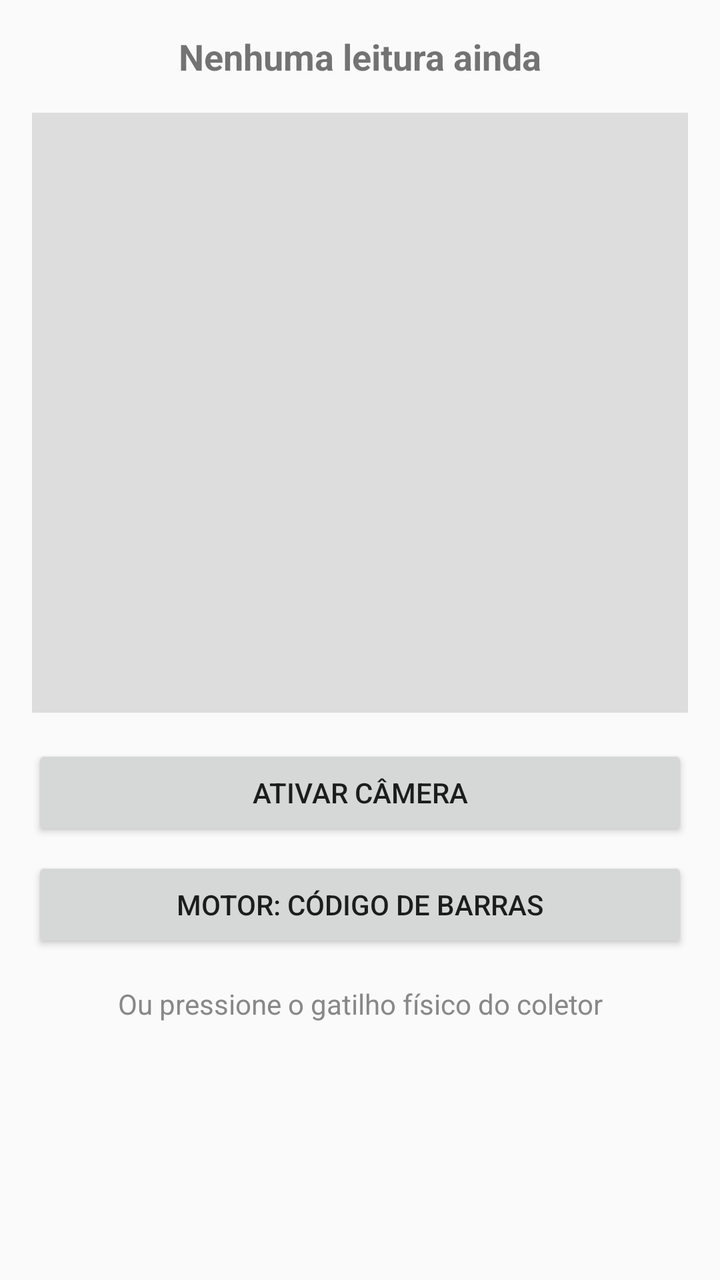
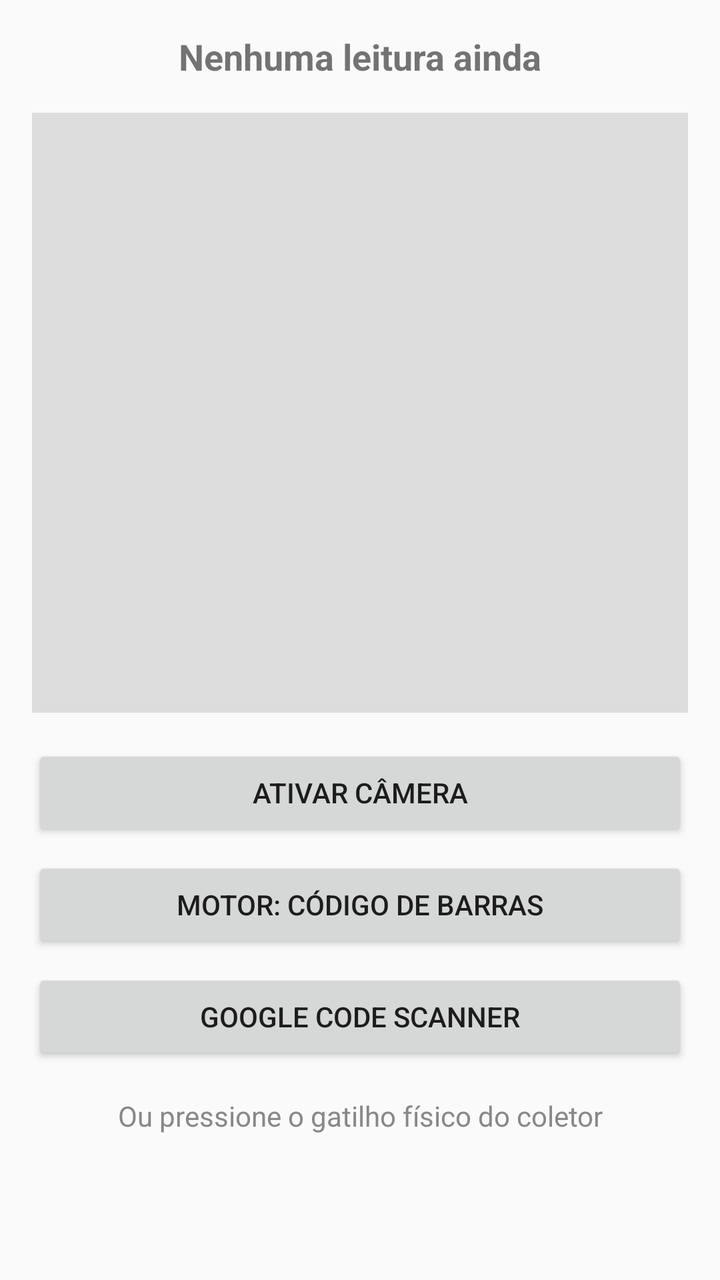

Two renders of the same Android screen: before a commit and after it. Below are the layout's source before the change and the commit's diff.
<!-- AndroidManifest.xml: application theme android:Theme.Material.Light -->
<!-- res/layout/activity_main.xml -->
<?xml version="1.0" encoding="utf-8"?>
<LinearLayout xmlns:android="http://schemas.android.com/apk/res/android"
    android:layout_width="match_parent"
    android:layout_height="match_parent"
    android:orientation="vertical"
    android:padding="16dp">

    <TextView
        android:id="@+id/lastScanText"
        android:layout_width="match_parent"
        android:layout_height="wrap_content"
        android:textSize="18sp"
        android:textStyle="bold"
        android:gravity="center"
        android:text="Nenhuma leitura ainda" />

    
    <FrameLayout
        android:id="@+id/cameraContainer"
        android:layout_width="match_parent"
        android:layout_height="300dp"
        android:layout_marginTop="16dp"
        android:background="#DDDDDD" />

    <Button
        android:id="@+id/activateCameraButton"
        android:layout_width="match_parent"
        android:layout_height="wrap_content"
        android:layout_marginTop="16dp"
        android:text="Ativar Câmera" />

    <Button
        android:id="@+id/switchEngineButton"
        android:layout_width="match_parent"
        android:layout_height="wrap_content"
        android:layout_marginTop="8dp"
        android:text="Motor: Código de barras" />

    <TextView
        android:layout_width="match_parent"
        android:layout_height="wrap_content"
        android:layout_marginTop="16dp"
        android:gravity="center"
        android:textColor="#888888"
        android:text="Ou pressione o gatilho físico do coletor" />

</LinearLayout>
<!-- resources referenced by this layout -->
<resources>

</resources>

<!-- the commit's change to res/layout/activity_main.xml (unified diff, before → after) -->
@@ -36,6 +36,13 @@
         android:layout_marginTop="8dp"
         android:text="Motor: Código de barras" />
 
+    <Button
+        android:id="@+id/codeScannerButton"
+        android:layout_width="match_parent"
+        android:layout_height="wrap_content"
+        android:layout_marginTop="8dp"
+        android:text="Google Code Scanner" />
+
     <TextView
         android:layout_width="match_parent"
         android:layout_height="wrap_content"
